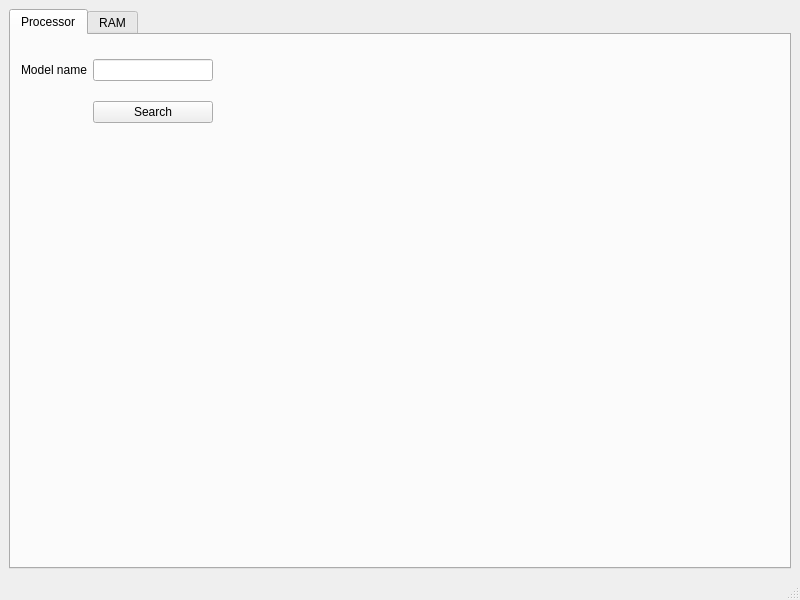
Qt form AndroidParser/parser.ui (MaxNazarevskyi/NG_2022_AndroidParser) before a commit.
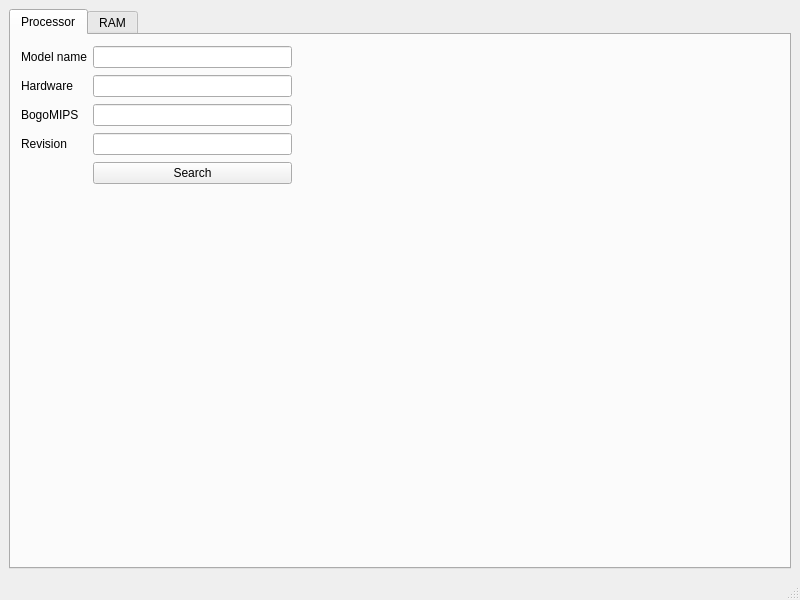
The same form after that commit.

Commit message: Updated processor info and added ram info

Patch:
```diff
--- a/AndroidParser/parser.ui
+++ b/AndroidParser/parser.ui
@@ -24,25 +24,18 @@
        <attribute name="title">
         <string>Processor</string>
        </attribute>
-       <widget class="QWidget" name="">
+       <widget class="QWidget" name="layoutWidget">
         <property name="geometry">
          <rect>
           <x>10</x>
           <y>10</y>
-          <width>192</width>
-          <height>94</height>
+          <width>271</width>
+          <height>141</height>
          </rect>
         </property>
         <layout class="QGridLayout" name="gridLayout">
-         <item row="1" column="1">
-          <widget class="QPushButton" name="b_Search">
-           <property name="text">
-            <string>Search</string>
-           </property>
-          </widget>
-         </item>
-         <item row="0" column="1">
-          <widget class="QLineEdit" name="l_Proc"/>
+         <item row="2" column="1">
+          <widget class="QLineEdit" name="l_ProcBM"/>
          </item>
          <item row="0" column="0">
           <widget class="QLabel" name="label">
@@ -51,6 +44,43 @@
            </property>
           </widget>
          </item>
+         <item row="2" column="0">
+          <widget class="QLabel" name="label_2">
+           <property name="text">
+            <string>BogoMIPS</string>
+           </property>
+          </widget>
+         </item>
+         <item row="4" column="1">
+          <widget class="QPushButton" name="b_SearchProc">
+           <property name="text">
+            <string>Search</string>
+           </property>
+          </widget>
+         </item>
+         <item row="0" column="1">
+          <widget class="QLineEdit" name="l_ProcName"/>
+         </item>
+         <item row="3" column="0">
+          <widget class="QLabel" name="label_4">
+           <property name="text">
+            <string>Revision</string>
+           </property>
+          </widget>
+         </item>
+         <item row="3" column="1">
+          <widget class="QLineEdit" name="l_ProcRevision"/>
+         </item>
+         <item row="1" column="0">
+          <widget class="QLabel" name="label_5">
+           <property name="text">
+            <string>Hardware</string>
+           </property>
+          </widget>
+         </item>
+         <item row="1" column="1">
+          <widget class="QLineEdit" name="l_ProcHardware"/>
+         </item>
         </layout>
        </widget>
       </widget>
```
Left out of the diff: 49 changed lines with no effect on the pictures. The commit also changes 2 other files.
